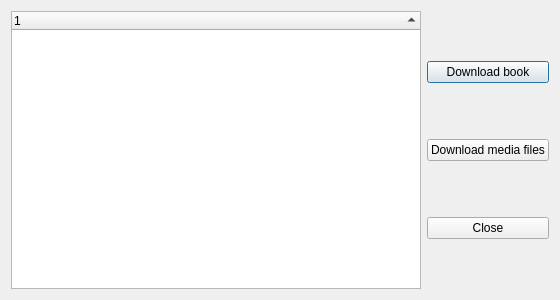
HuangHuafeng/repeat, file HaiBeiDanCi/serverdatadialog.ui: the form before one commit.
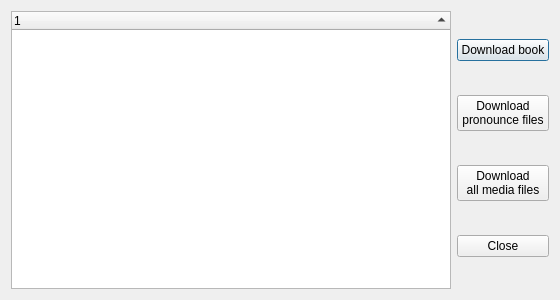
The form after the commit.

Commit message: looks good. going to change to use media file checking before downloading

```diff
--- a/HaiBeiDanCi/serverdatadialog.ui
+++ b/HaiBeiDanCi/serverdatadialog.ui
@@ -25,10 +25,19 @@
          </property>
         </widget>
        </item>
+       <item>
+        <widget class="QPushButton" name="pbDownloadPronounceFiles">
+         <property name="text">
+          <string>Download
+pronounce files</string>
+         </property>
+        </widget>
+       </item>
        <item>
         <widget class="QPushButton" name="pbDownloadMediaFiles">
          <property name="text">
-          <string>Download media files</string>
+          <string>Download
+all media files</string>
          </property>
         </widget>
        </item>
```
The commit also changes 7 other files.
